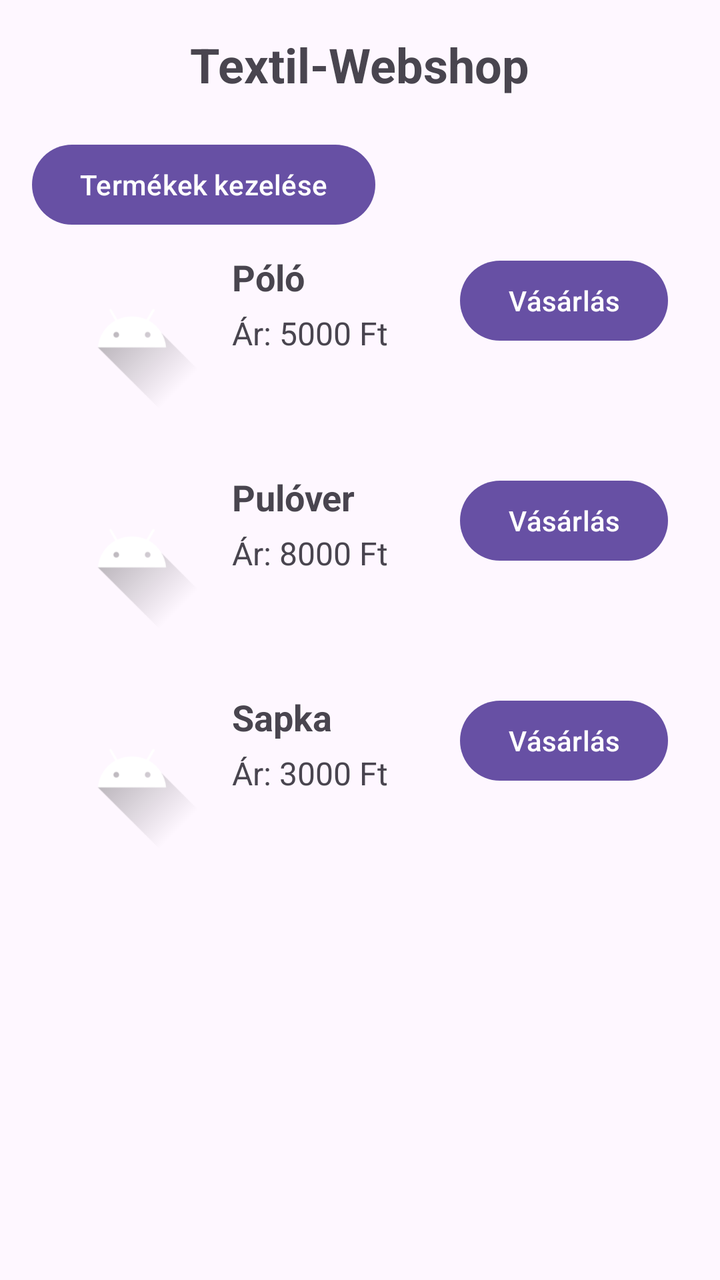
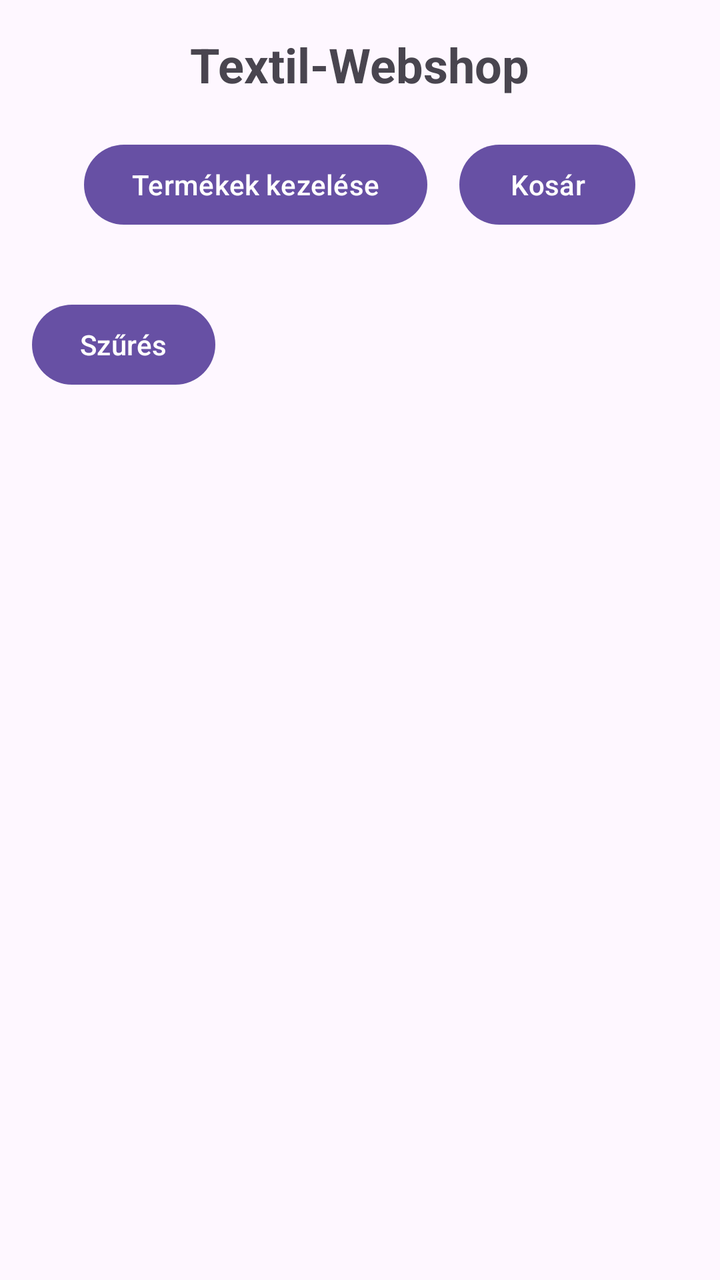

Two renders of the same Android screen: before a commit and after it. Below are the layout's source before the change and the commit's diff.
<!-- AndroidManifest.xml: application theme Theme.Textil -->
<!-- res/layout/activity_shop.xml -->
<?xml version="1.0" encoding="utf-8"?>
<ScrollView xmlns:android="http://schemas.android.com/apk/res/android"
    android:layout_width="match_parent"
    android:layout_height="match_parent">

    <LinearLayout
        android:layout_width="match_parent"
        android:layout_height="wrap_content"
        android:orientation="vertical"
        android:padding="16dp">

        <TextView
            android:id="@+id/tvShopTitle"
            android:layout_width="wrap_content"
            android:layout_height="wrap_content"
            android:layout_gravity="center"
            android:layout_marginBottom="20dp"
            android:text="Textil-Webshop"
            android:textSize="24sp"
            android:textStyle="bold" />

        <Button
            android:id="@+id/goToCrudButton"
            android:text="Termékek kezelése"
            android:layout_width="wrap_content"
            android:layout_height="wrap_content"/>



        <LinearLayout
            android:orientation="horizontal"
            android:layout_width="match_parent"
            android:layout_height="wrap_content"
            android:padding="10dp"
            android:layout_marginBottom="10dp"
            android:background="?android:attr/selectableItemBackground">

            <ImageView
                android:id="@+id/imgProduct1"
                android:layout_width="80dp"
                android:layout_height="80dp"
                android:src="@drawable/ic_launcher_foreground" />

            <LinearLayout
                android:orientation="vertical"
                android:layout_width="0dp"
                android:layout_height="wrap_content"
                android:layout_weight="1"
                android:paddingStart="10dp">

                <TextView
                    android:id="@+id/tvProductName1"
                    android:layout_width="wrap_content"
                    android:layout_height="wrap_content"
                    android:text="Póló"
                    android:textSize="18sp"
                    android:textStyle="bold" />

                <TextView
                    android:id="@+id/tvProductPrice1"
                    android:layout_width="wrap_content"
                    android:layout_height="wrap_content"
                    android:text="Ár: 5000 Ft"
                    android:textSize="16sp"
                    android:layout_marginTop="5dp" />
            </LinearLayout>

            <Button
                android:id="@+id/btnBuy1"
                android:layout_width="wrap_content"
                android:layout_height="wrap_content"
                android:text="Vásárlás" />
        </LinearLayout>

        <LinearLayout
            android:orientation="horizontal"
            android:layout_width="match_parent"
            android:layout_height="wrap_content"
            android:padding="10dp"
            android:layout_marginBottom="10dp"
            android:background="?android:attr/selectableItemBackground">

            <ImageView
                android:id="@+id/imgProduct2"
                android:layout_width="80dp"
                android:layout_height="80dp"
                android:src="@drawable/ic_launcher_foreground" />

            <LinearLayout
                android:orientation="vertical"
                android:layout_width="0dp"
                android:layout_height="wrap_content"
                android:layout_weight="1"
                android:paddingStart="10dp">

                <TextView
                    android:id="@+id/tvProductName2"
                    android:layout_width="wrap_content"
                    android:layout_height="wrap_content"
                    android:text="Pulóver"
                    android:textSize="18sp"
                    android:textStyle="bold" />

                <TextView
                    android:id="@+id/tvProductPrice2"
                    android:layout_width="wrap_content"
                    android:layout_height="wrap_content"
                    android:text="Ár: 8000 Ft"
                    android:textSize="16sp"
                    android:layout_marginTop="5dp" />
            </LinearLayout>

            <Button
                android:id="@+id/btnBuy2"
                android:layout_width="wrap_content"
                android:layout_height="wrap_content"
                android:text="Vásárlás" />
        </LinearLayout>

        <LinearLayout
            android:orientation="horizontal"
            android:layout_width="match_parent"
            android:layout_height="wrap_content"
            android:padding="10dp"
            android:layout_marginBottom="10dp"
            android:background="?android:attr/selectableItemBackground">

            <ImageView
                android:id="@+id/imgProduct3"
                android:layout_width="80dp"
                android:layout_height="80dp"
                android:src="@drawable/ic_launcher_foreground" />

            <LinearLayout
                android:orientation="vertical"
                android:layout_width="0dp"
                android:layout_height="wrap_content"
                android:layout_weight="1"
                android:paddingStart="10dp">

                <TextView
                    android:id="@+id/tvProductName3"
                    android:layout_width="wrap_content"
                    android:layout_height="wrap_content"
                    android:text="Sapka"
                    android:textSize="18sp"
                    android:textStyle="bold" />

                <TextView
                    android:id="@+id/tvProductPrice3"
                    android:layout_width="wrap_content"
                    android:layout_height="wrap_content"
                    android:text="Ár: 3000 Ft"
                    android:textSize="16sp"
                    android:layout_marginTop="5dp" />
            </LinearLayout>

            <Button
                android:id="@+id/btnBuy3"
                android:layout_width="wrap_content"
                android:layout_height="wrap_content"
                android:text="Vásárlás" />
        </LinearLayout>

    </LinearLayout>
</ScrollView>
<!-- resources referenced by this layout -->
<resources>
  <!-- drawable ic_launcher_foreground (drawable) -->
  <vector xmlns:android="http://schemas.android.com/apk/res/android"
      xmlns:aapt="http://schemas.android.com/aapt"
      android:width="108dp"
      android:height="108dp"
      android:viewportWidth="108"
      android:viewportHeight="108">
      <path android:pathData="M31,63.928c0,0 6.4,-11 12.1,-13.1c7.2,-2.6 26,-1.4 26,-1.4l38.1,38.1L107,108.928l-32,-1L31,63.928z">
          <aapt:attr name="android:fillColor">
              <gradient
                  android:endX="85.84757"
                  android:endY="92.4963"
                  android:startX="42.9492"
                  android:startY="49.59793"
                  android:type="linear">
                  <item
                      android:color="#44000000"
                      android:offset="0.0" />
                  <item
                      android:color="#00000000"
                      android:offset="1.0" />
              </gradient>
          </aapt:attr>
      </path>
      <path
          android:fillColor="#FFFFFF"
          android:fillType="nonZero"
          android:pathData="M65.3,45.828l3.8,-6.6c0.2,-0.4 0.1,-0.9 -0.3,-1.1c-0.4,-0.2 -0.9,-0.1 -1.1,0.3l-3.9,6.7c-6.3,-2.8 -13.4,-2.8 -19.7,0l-3.9,-6.7c-0.2,-0.4 -0.7,-0.5 -1.1,-0.3C38.8,38.328 38.7,38.828 38.9,39.228l3.8,6.6C36.2,49.428 31.7,56.028 31,63.928h46C76.3,56.028 71.8,49.428 65.3,45.828zM43.4,57.328c-0.8,0 -1.5,-0.5 -1.8,-1.2c-0.3,-0.7 -0.1,-1.5 0.4,-2.1c0.5,-0.5 1.4,-0.7 2.1,-0.4c0.7,0.3 1.2,1 1.2,1.8C45.3,56.528 44.5,57.328 43.4,57.328L43.4,57.328zM64.6,57.328c-0.8,0 -1.5,-0.5 -1.8,-1.2s-0.1,-1.5 0.4,-2.1c0.5,-0.5 1.4,-0.7 2.1,-0.4c0.7,0.3 1.2,1 1.2,1.8C66.5,56.528 65.6,57.328 64.6,57.328L64.6,57.328z"
          android:strokeWidth="1"
          android:strokeColor="#00000000" />
  </vector>
  <style name="Theme.Textil" parent="Base.Theme.Textil" />
  <style name="Base.Theme.Textil" parent="Theme.Material3.DayNight.NoActionBar">
          
          
      </style>
</resources>

<!-- the commit's change to res/layout/activity_shop.xml (unified diff, before → after) -->
@@ -19,148 +19,41 @@
             android:textSize="24sp"
             android:textStyle="bold" />
 
+        <LinearLayout
+            android:layout_width="wrap_content"
+            android:layout_height="wrap_content"
+            android:orientation="horizontal"
+            android:layout_gravity="center"
+            android:gravity="center"
+            android:layout_marginBottom="16dp">
+
+            <Button
+                android:id="@+id/goToCrudButton"
+                android:text="Termékek kezelése"
+                android:layout_width="wrap_content"
+                android:layout_height="wrap_content"
+                android:layout_marginEnd="16dp" />
+
+            <Button
+                android:id="@+id/btnGoToCart"
+                android:layout_width="wrap_content"
+                android:layout_height="wrap_content"
+                android:text="Kosár" />
+
+        </LinearLayout>
+
         <Button
-            android:id="@+id/goToCrudButton"
-            android:text="Termékek kezelése"
+            android:id="@+id/btnFilter"
             android:layout_width="wrap_content"
-            android:layout_height="wrap_content"/>
+            android:layout_height="wrap_content"
+            android:text="Szűrés"
+            android:layout_marginTop="16dp"/>
 
 
-
-        <LinearLayout
-            android:orientation="horizontal"
+        <androidx.recyclerview.widget.RecyclerView
+            android:id="@+id/rvProducts"
             android:layout_width="match_parent"
-            android:layout_height="wrap_content"
-            android:padding="10dp"
-            android:layout_marginBottom="10dp"
-            android:background="?android:attr/selectableItemBackground">
-
-            <ImageView
-                android:id="@+id/imgProduct1"
-                android:layout_width="80dp"
-                android:layout_height="80dp"
-                android:src="@drawable/ic_launcher_foreground" />
-
-            <LinearLayout
-                android:orientation="vertical"
-                android:layout_width="0dp"
-                android:layout_height="wrap_content"
-                android:layout_weight="1"
-                android:paddingStart="10dp">
-
-                <TextView
-                    android:id="@+id/tvProductName1"
-                    android:layout_width="wrap_content"
-                    android:layout_height="wrap_content"
-                    android:text="Póló"
-                    android:textSize="18sp"
-                    android:textStyle="bold" />
-
-                <TextView
-                    android:id="@+id/tvProductPrice1"
-                    android:layout_width="wrap_content"
-                    android:layout_height="wrap_content"
-                    android:text="Ár: 5000 Ft"
-                    android:textSize="16sp"
-                    android:layout_marginTop="5dp" />
-            </LinearLayout>
-
-            <Button
-                android:id="@+id/btnBuy1"
-                android:layout_width="wrap_content"
-                android:layout_height="wrap_content"
-                android:text="Vásárlás" />
-        </LinearLayout>
-
-        <LinearLayout
-            android:orientation="horizontal"
-            android:layout_width="match_parent"
-            android:layout_height="wrap_content"
-            android:padding="10dp"
-            android:layout_marginBottom="10dp"
-            android:background="?android:attr/selectableItemBackground">
-
-            <ImageView
-                android:id="@+id/imgProduct2"
-                android:layout_width="80dp"
-                android:layout_height="80dp"
-                android:src="@drawable/ic_launcher_foreground" />
-
-            <LinearLayout
-                android:orientation="vertical"
-                android:layout_width="0dp"
-                android:layout_height="wrap_content"
-                android:layout_weight="1"
-                android:paddingStart="10dp">
-
-                <TextView
-                    android:id="@+id/tvProductName2"
-                    android:layout_width="wrap_content"
-                    android:layout_height="wrap_content"
-                    android:text="Pulóver"
-                    android:textSize="18sp"
-                    android:textStyle="bold" />
-
-                <TextView
-                    android:id="@+id/tvProductPrice2"
-                    android:layout_width="wrap_content"
-                    android:layout_height="wrap_content"
-                    android:text="Ár: 8000 Ft"
-                    android:textSize="16sp"
-                    android:layout_marginTop="5dp" />
-            </LinearLayout>
-
-            <Button
-                android:id="@+id/btnBuy2"
-                android:layout_width="wrap_content"
-                android:layout_height="wrap_content"
-                android:text="Vásárlás" />
-        </LinearLayout>
-
-        <LinearLayout
-            android:orientation="horizontal"
-            android:layout_width="match_parent"
-            android:layout_height="wrap_content"
-            android:padding="10dp"
-            android:layout_marginBottom="10dp"
-            android:background="?android:attr/selectableItemBackground">
-
-            <ImageView
-                android:id="@+id/imgProduct3"
-                android:layout_width="80dp"
-                android:layout_height="80dp"
-                android:src="@drawable/ic_launcher_foreground" />
-
-            <LinearLayout
-                android:orientation="vertical"
-                android:layout_width="0dp"
-                android:layout_height="wrap_content"
-                android:layout_weight="1"
-                android:paddingStart="10dp">
-
-                <TextView
-                    android:id="@+id/tvProductName3"
-                    android:layout_width="wrap_content"
-                    android:layout_height="wrap_content"
-                    android:text="Sapka"
-                    android:textSize="18sp"
-                    android:textStyle="bold" />
-
-                <TextView
-                    android:id="@+id/tvProductPrice3"
-                    android:layout_width="wrap_content"
-                    android:layout_height="wrap_content"
-                    android:text="Ár: 3000 Ft"
-                    android:textSize="16sp"
-                    android:layout_marginTop="5dp" />
-            </LinearLayout>
-
-            <Button
-                android:id="@+id/btnBuy3"
-                android:layout_width="wrap_content"
-                android:layout_height="wrap_content"
-                android:text="Vásárlás" />
-        </LinearLayout>
+            android:layout_height="match_parent" />
 
     </LinearLayout>
 </ScrollView>
<!-- resource entries referenced after the edit -->
@@ -1,36 +1,5 @@
 <!-- resources referenced by this layout -->
 <resources>
-  <!-- drawable ic_launcher_foreground (drawable) -->
-  <vector xmlns:android="http://schemas.android.com/apk/res/android"
-      xmlns:aapt="http://schemas.android.com/aapt"
-      android:width="108dp"
-      android:height="108dp"
-      android:viewportWidth="108"
-      android:viewportHeight="108">
-      <path android:pathData="M31,63.928c0,0 6.4,-11 12.1,-13.1c7.2,-2.6 26,-1.4 26,-1.4l38.1,38.1L107,108.928l-32,-1L31,63.928z">
-          <aapt:attr name="android:fillColor">
-              <gradient
-                  android:endX="85.84757"
-                  android:endY="92.4963"
-                  android:startX="42.9492"
-                  android:startY="49.59793"
-                  android:type="linear">
-                  <item
-                      android:color="#44000000"
-                      android:offset="0.0" />
-                  <item
-                      android:color="#00000000"
-                      android:offset="1.0" />
-              </gradient>
-          </aapt:attr>
-      </path>
-      <path
-          android:fillColor="#FFFFFF"
-          android:fillType="nonZero"
-          android:pathData="M65.3,45.828l3.8,-6.6c0.2,-0.4 0.1,-0.9 -0.3,-1.1c-0.4,-0.2 -0.9,-0.1 -1.1,0.3l-3.9,6.7c-6.3,-2.8 -13.4,-2.8 -19.7,0l-3.9,-6.7c-0.2,-0.4 -0.7,-0.5 -1.1,-0.3C38.8,38.328 38.7,38.828 38.9,39.228l3.8,6.6C36.2,49.428 31.7,56.028 31,63.928h46C76.3,56.028 71.8,49.428 65.3,45.828zM43.4,57.328c-0.8,0 -1.5,-0.5 -1.8,-1.2c-0.3,-0.7 -0.1,-1.5 0.4,-2.1c0.5,-0.5 1.4,-0.7 2.1,-0.4c0.7,0.3 1.2,1 1.2,1.8C45.3,56.528 44.5,57.328 43.4,57.328L43.4,57.328zM64.6,57.328c-0.8,0 -1.5,-0.5 -1.8,-1.2s-0.1,-1.5 0.4,-2.1c0.5,-0.5 1.4,-0.7 2.1,-0.4c0.7,0.3 1.2,1 1.2,1.8C66.5,56.528 65.6,57.328 64.6,57.328L64.6,57.328z"
-          android:strokeWidth="1"
-          android:strokeColor="#00000000" />
-  </vector>
   <style name="Theme.Textil" parent="Base.Theme.Textil" />
   <style name="Base.Theme.Textil" parent="Theme.Material3.DayNight.NoActionBar">
           
